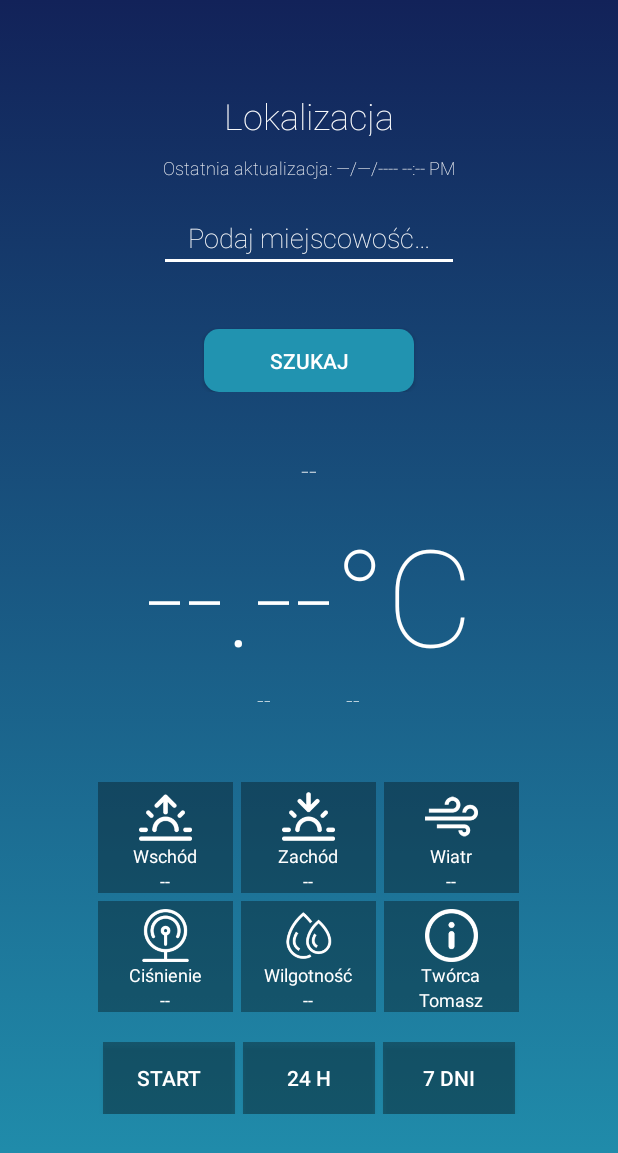
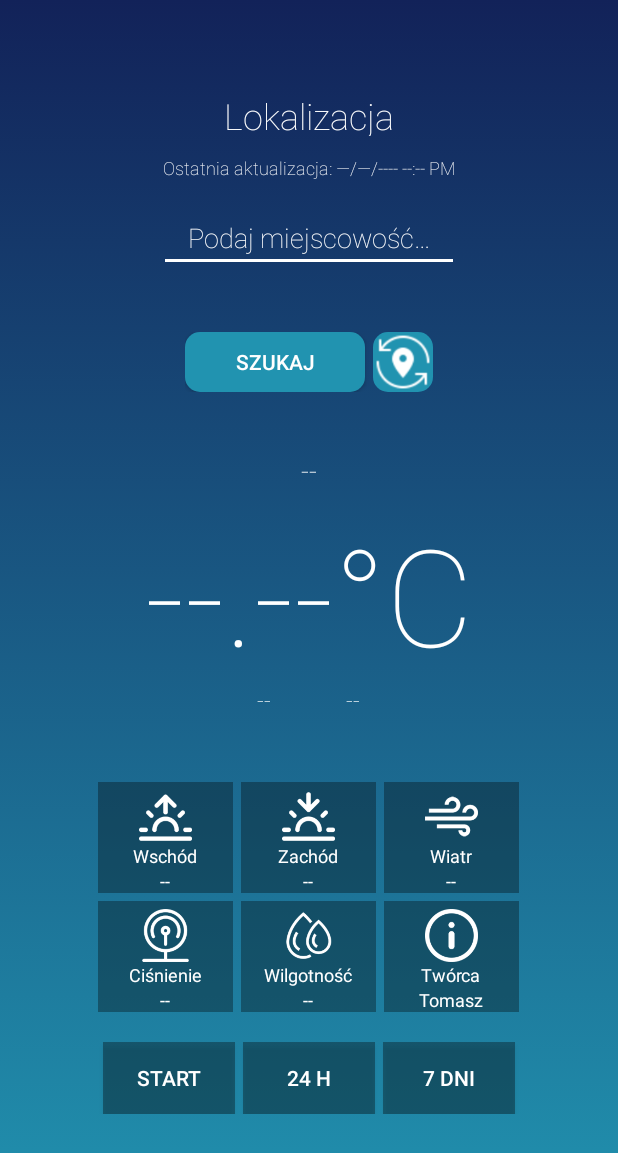
Before and after one commit to Tomek99/Weather-Application-Java, an Android app: the screen it shows after launch (MainActivity), on a phone screen of 412 x 824 dp. Shown: the top 1153 px of the screen. Run offline under Robolectric (Android 15) with nearby library versions, the phone set to English and light mode, and no system bars.

Commit message:
find user locality

```diff
--- a/app/build.gradle
+++ b/app/build.gradle
@@ -40,5 +40,7 @@ dependencies {
     testImplementation 'junit:junit:4.+'
     androidTestImplementation 'androidx.test.ext:junit:1.1.3'
     androidTestImplementation 'androidx.test.espresso:espresso-core:3.4.0'
+    implementation "com.google.android.gms:play-services-location:19.0.1"
+
 
 }
--- a/app/src/main/AndroidManifest.xml
+++ b/app/src/main/AndroidManifest.xml
@@ -2,6 +2,7 @@
 <manifest xmlns:android="http://schemas.android.com/apk/res/android"
           package="com.example.weatherApp">
     <uses-permission android:name="android.permission.INTERNET" />
+    <uses-permission android:name="android.permission.ACCESS_FINE_LOCATION"/>
     <application
             android:allowBackup="true"
             android:icon="@mipmap/ic_launcher"
--- a/app/src/main/java/com/example/weatherApp/MainActivity.java
+++ b/app/src/main/java/com/example/weatherApp/MainActivity.java
@@ -1,33 +1,52 @@
 package com.example.weatherApp;
 
+import android.Manifest;
+import android.app.Activity;
+import android.content.pm.PackageManager;
+import android.location.Address;
+import android.location.Geocoder;
+import android.location.Location;
+import android.location.LocationListener;
+import android.location.LocationManager;
+import android.widget.*;
+import com.google.android.gms.location.FusedLocationProviderClient;
+import com.google.android.gms.location.LocationServices;
+import android.sax.ElementListener;
+import android.util.Log;
 import android.view.View;
-import android.widget.Button;
-import android.widget.EditText;
-import android.widget.TextView;
+import androidx.annotation.NonNull;
 import androidx.appcompat.app.AppCompatActivity;
 import android.os.Bundle;
 
+import androidx.core.app.ActivityCompat;
+import com.google.android.gms.tasks.OnCompleteListener;
+import com.google.android.gms.tasks.Task;
 import okhttp3.*;
+import org.jetbrains.annotations.NotNull;
+
+import java.io.IOException;
+import java.util.List;
+import java.util.Locale;
 
 public class MainActivity extends AppCompatActivity {
 
-    private EditText getCity;
+    CurrentLocation currentLocation;
 
     OkHttpClient client = new OkHttpClient();
 
     final WeatherDataSerivce weatherDataSerivce = new WeatherDataSerivce(MainActivity.this,
             client);
 
+
     @Override
     protected void onCreate(Bundle savedInstanceState) {
         super.onCreate(savedInstanceState);
         setContentView(R.layout.activity_main);
 
-        getCity = (EditText) findViewById(R.id.enterLocation);
-        Button click = (Button) findViewById(R.id.searchLocation);
+        EditText getCity = (EditText) findViewById(R.id.enterLocation);
+        Button btn1 = (Button) findViewById(R.id.searchLocation);
 
-
-        click.setOnClickListener(new View.OnClickListener() {
+        btn1.setOnClickListener(new View.OnClickListener() {
             @Override
             public void onClick(View v) {
                 weatherDataSerivce.getWebservice(getCity.getText().toString().trim(), new ResponseListener() {
@@ -38,21 +57,33 @@ public class MainActivity extends AppCompatActivity {
 
                     @Override
                     public void onResponse(DataWarehouse data) {
-                        ((TextView) findViewById(R.id.location)).setText(data.location);
-                        ((TextView) findViewById(R.id.last_updated)).setText(data.lastModified);
-                        ((TextView) findViewById(R.id.weatherDescription)).setText(data.description);
-                        ((TextView) findViewById(R.id.temperature)).setText(data.temp);
-                        ((TextView) findViewById(R.id.minTemp)).setText(data.tempMin);
-                        ((TextView) findViewById(R.id.maxTemp)).setText(data.tempMax);
-                        ((TextView) findViewById(R.id.sunrise)).setText(data.sunrise);
-                        ((TextView) findViewById(R.id.sunset)).setText(data.sunset);
-                        ((TextView) findViewById(R.id.wind)).setText(data.speed);
-                        ((TextView) findViewById(R.id.pressure)).setText(data.pressure);
-                        ((TextView) findViewById(R.id.humidity)).setText(data.humidity);
+                        setValues(data);
                     }
                 });
                 getCity.setText("");
             }
         });
+        ImageButton btn2 = (ImageButton) findViewById(R.id.btn2);
+        btn2.setOnClickListener(new View.OnClickListener() {
+            @Override
+            public void onClick(View v) {
+                currentLocation = new CurrentLocation(MainActivity.this, weatherDataSerivce);
+            }
+        });
+    }
+
+
+    private void setValues(DataWarehouse value) {
+        ((TextView) findViewById(R.id.location)).setText(value.location);
+        ((TextView) findViewById(R.id.last_updated)).setText(value.lastModified);
+        ((TextView) findViewById(R.id.weatherDescription)).setText(value.description);
+        ((TextView) findViewById(R.id.temperature)).setText(value.temp);
+        ((TextView) findViewById(R.id.minTemp)).setText(value.tempMin);
+        ((TextView) findViewById(R.id.maxTemp)).setText(value.tempMax);
+        ((TextView) findViewById(R.id.sunrise)).setText(value.sunrise);
+        ((TextView) findViewById(R.id.sunset)).setText(value.sunset);
+        ((TextView) findViewById(R.id.wind)).setText(value.speed);
+        ((TextView) findViewById(R.id.pressure)).setText(value.pressure);
+        ((TextView) findViewById(R.id.humidity)).setText(value.humidity);
     }
 }
--- /dev/null
+++ b/app/src/main/java/com/example/weatherApp/ResponseLocationName.java
@@ -0,0 +1,5 @@
+package com.example.weatherApp;
+
+public interface ResponseLocationName {
+    void onResponseLocation(String locationName);
+}
--- a/app/src/main/res/layout/activity_main.xml
+++ b/app/src/main/res/layout/activity_main.xml
@@ -67,18 +67,40 @@
             android:textAlignment="center"
             android:textColorHint="#FFF" />
 
-        <Button
-            android:layout_width="140dp"
-            android:layout_height="60dp"
-            android:layout_below="@+id/enterLocation"
-            android:id="@+id/searchLocation"
-            android:onClick="getCity"
+        <RelativeLayout
+            android:layout_width="wrap_content"
+            android:layout_alignParentBottom="true"
+
+            android:layout_height="wrap_content"
             android:layout_centerHorizontal="true"
-            android:layout_marginTop="38dp"
-            android:text="@string/szukaj"
-            android:background="@drawable/my_button"
-            android:foreground="?attr/selectableItemBackgroundBorderless"
-            android:textColor="#FFF" />
+            android:layout_marginTop="0dp">
+
+            <Button
+                android:id="@+id/searchLocation"
+                android:layout_width="120dp"
+                android:layout_height="40dp"
+                android:layout_alignParentStart="true"
+                android:layout_marginStart="0dp"
+                android:layout_marginBottom="0dp"
+                android:background="@drawable/my_button"
+                android:foreground="?attr/selectableItemBackgroundBorderless"
+                android:text="@string/szukaj"
+                android:textColor="#FFF" />
+
+            <ImageButton
+                android:id="@+id/btn2"
+                android:layout_width="40dp"
+                android:layout_height="40dp"
+                android:scaleType="fitCenter"
+                android:layout_marginStart="5dp"
+                android:tint="#fff"
+                android:layout_toEndOf="@+id/searchLocation"
+                android:background="@drawable/my_button"
+                android:src="@drawable/update_location"/>
+
+        </RelativeLayout>
+
+
 
     </RelativeLayout>
 
@@ -327,7 +349,7 @@
                     android:layout_height="wrap_content"
                     android:layout_below="@+id/pressureImg"
                     android:layout_centerHorizontal="true"
-                    android:text="@string/plessure"
+                    android:text="@string/pressure"
                     android:textColor="#FFF"
                     android:textSize="12sp" />
 
--- a/app/src/main/res/values/strings.xml
+++ b/app/src/main/res/values/strings.xml
@@ -8,7 +8,7 @@
     <string name="sunsetText">Zachód</string>
     <string name="wind">Wiatr</string>
     <string name="humidity">Wilgotność</string>
-    <string name="plessure">Ciśnienie</string>
+    <string name="pressure">Ciśnienie</string>
     <string name="sunset">Zachód</string>
     <string name="createdBy">Twórca</string>
     <string name="start">Start</string>
```
Also changed, not shown: app/src/main/java/com/example/weatherApp/CurrentLocation.java (+100 -0 lines), app/src/main/res/drawable/update_location.png (added).
